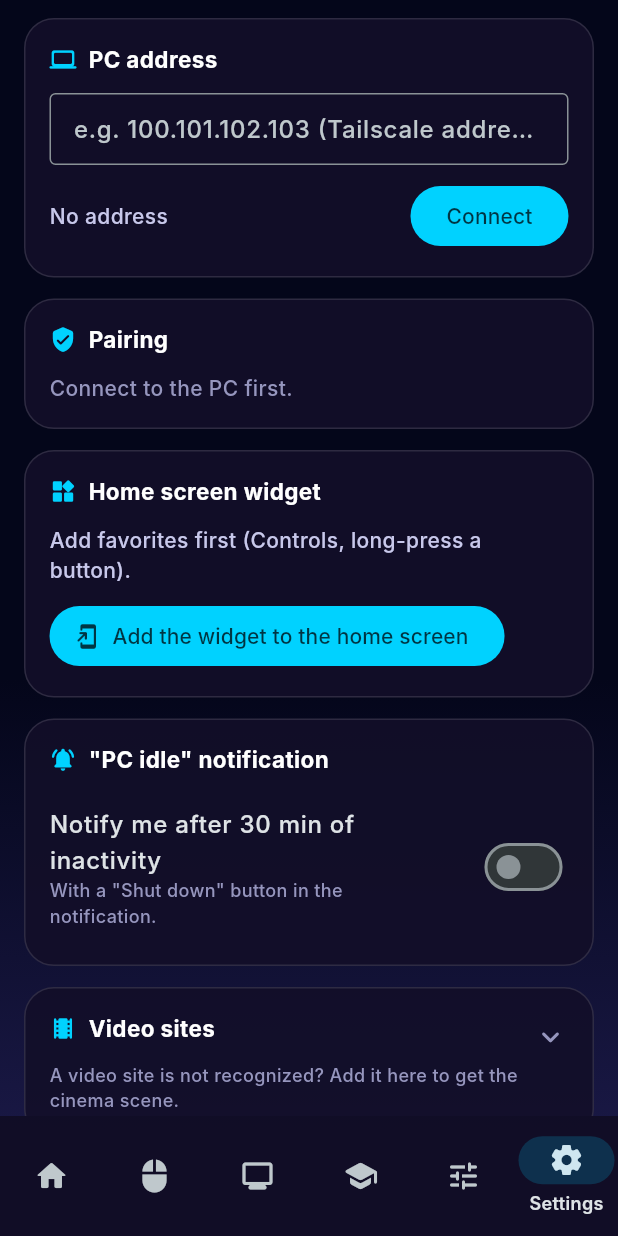
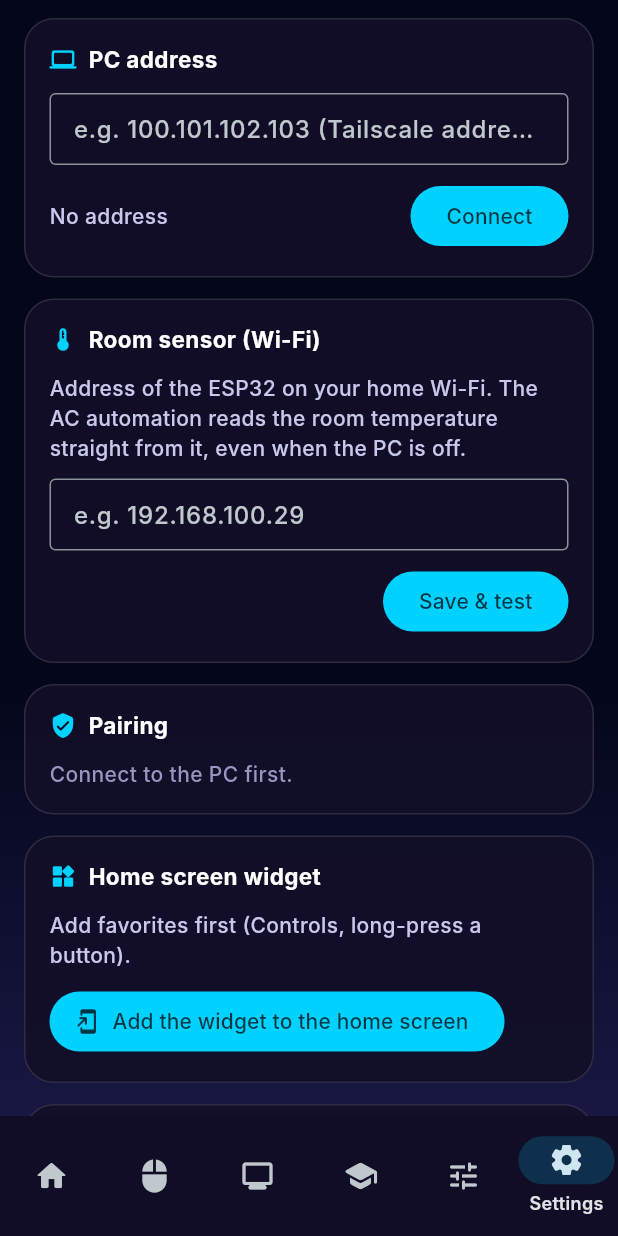
Before and after one commit to Mihaja0509/ESP_MicroPython, a Flutter app: the screen it shows after launch, item 6 of the bottom bar chosen, on a phone screen of 412 x 824 dp. Run offline on Flutter 3.47's test engine with Material 3 defaults, Android fonts, the phone set to English and light mode, and no system bars; our stand-ins replace shared_preferences.

Commit message:
Phase 16 : automatisme clim lit /mesure directement sur l'ESP32 (Wi-Fi), PC en secours ; reglage adresse ESP32
Co-Authored-By: Claude Sonnet 5.5 <noreply@anthropic.com>

```diff
--- a/app/lib/ecrans/reglages.dart
+++ b/app/lib/ecrans/reglages.dart
@@ -1,5 +1,9 @@
 // Adresse du PC, appairage avec le code affiché sur l'ESP32, aide Tailscale.
+import 'dart:convert';
+import 'dart:io';
+
 import 'package:flutter/material.dart';
+import 'package:shared_preferences/shared_preferences.dart';
 
 import '../connexion.dart';
 import '../theme.dart';
@@ -19,6 +23,8 @@ class EcranReglages extends StatefulWidget {
 class _EcranReglagesState extends State<EcranReglages> {
   late final TextEditingController _adresse;
   final _pin = TextEditingController();
+  final _esp = TextEditingController();
+  String _espInfo = '';
 
   Connexion get cx => widget.cx;
 
@@ -26,10 +32,40 @@ class _EcranReglagesState extends State<EcranReglages> {
   void initState() {
     super.initState();
     _adresse = TextEditingController(text: cx.adresse);
+    SharedPreferences.getInstance().then((p) {
+      if (mounted) _esp.text = p.getString('esp_adresse') ?? '';
+    });
+  }
+
+  /// Phase 16 : adresse Wi-Fi de l'ESP32 (/mesure). Gardée dans « flutter.esp_adresse », lue par
+  /// ClimPlan.kt (automatisme) ; le PC reste le plan B.
+  Future<void> _enregistrerEsp() async {
+    final a = _esp.text.trim();
+    final p = await SharedPreferences.getInstance();
+    if (a.isEmpty) {
+      await p.remove('esp_adresse');
+      setState(() => _espInfo = 'Removed (the PC is used instead)');
+      return;
+    }
+    await p.setString('esp_adresse', a);
+    setState(() => _espInfo = 'Testing…');
+    try {
+      final c = HttpClient()..connectionTimeout = const Duration(seconds: 4);
+      final r = await (await c.getUrl(Uri.parse('http://$a/mesure'))).close().timeout(const Duration(seconds: 5));
+      final m = jsonDecode(await r.transform(utf8.decoder).join()) as Map;
+      c.close();
+      if (!mounted) return;
+      setState(() => _espInfo = m['ok'] == true
+          ? 'OK: ${m['t']} °C${m['h'] != null ? ' · ${m['h']} %' : ''}'
+          : 'ESP32 reached, but no measurement (sensor?)');
+    } catch (_) {
+      if (mounted) setState(() => _espInfo = 'ESP32 unreachable (same Wi-Fi? address?)');
+    }
   }
 
   @override
   void dispose() {
+    _esp.dispose();
     _adresse.dispose();
     _pin.dispose();
     super.dispose();
@@ -73,6 +109,37 @@ class _EcranReglagesState extends State<EcranReglages> {
                     onPressed: () => cx.changerAdresse(_adresse.text),
                     child: const Text('Connect'),
                   ),
+                ],
+              ),
+            ],
+          ),
+        ),
+        const SizedBox(height: 14),
+        Carte(
+          child: Column(
+            crossAxisAlignment: CrossAxisAlignment.start,
+            children: [
+              const Titre('Room sensor (Wi-Fi)', icone: Icons.thermostat_rounded),
+              const Text(
+                'Address of the ESP32 on your home Wi-Fi. The AC automation reads the room '
+                'temperature straight from it, even when the PC is off.',
+                style: TextStyle(color: Couleurs.doux),
+              ),
+              const SizedBox(height: 10),
+              TextField(
+                controller: _esp,
+                keyboardType: TextInputType.url,
+                decoration: const InputDecoration(
+                  hintText: 'e.g. 192.168.100.29',
+                  border: OutlineInputBorder(),
+                  isDense: true,
+                ),
+              ),
+              const SizedBox(height: 10),
+              Row(
+                children: [
+                  Expanded(child: Text(_espInfo, style: const TextStyle(color: Couleurs.doux))),
+                  FilledButton(onPressed: _enregistrerEsp, child: const Text('Save & test')),
                 ],
               ),
             ],
```
Also changed, not shown: 1 other file.
